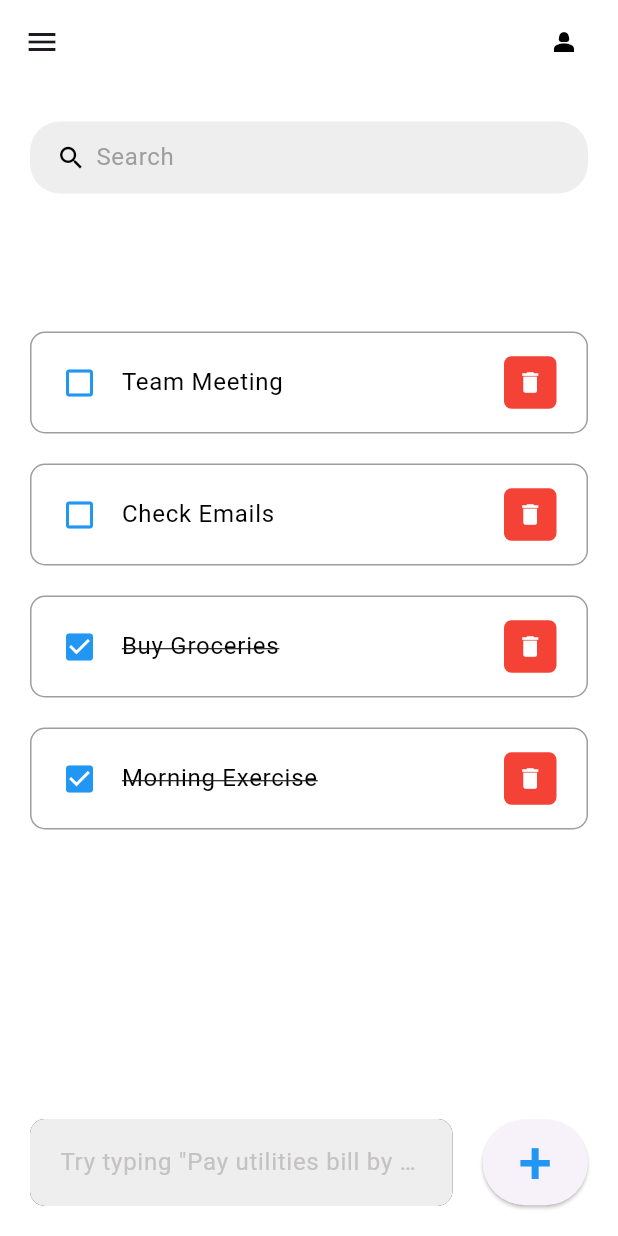
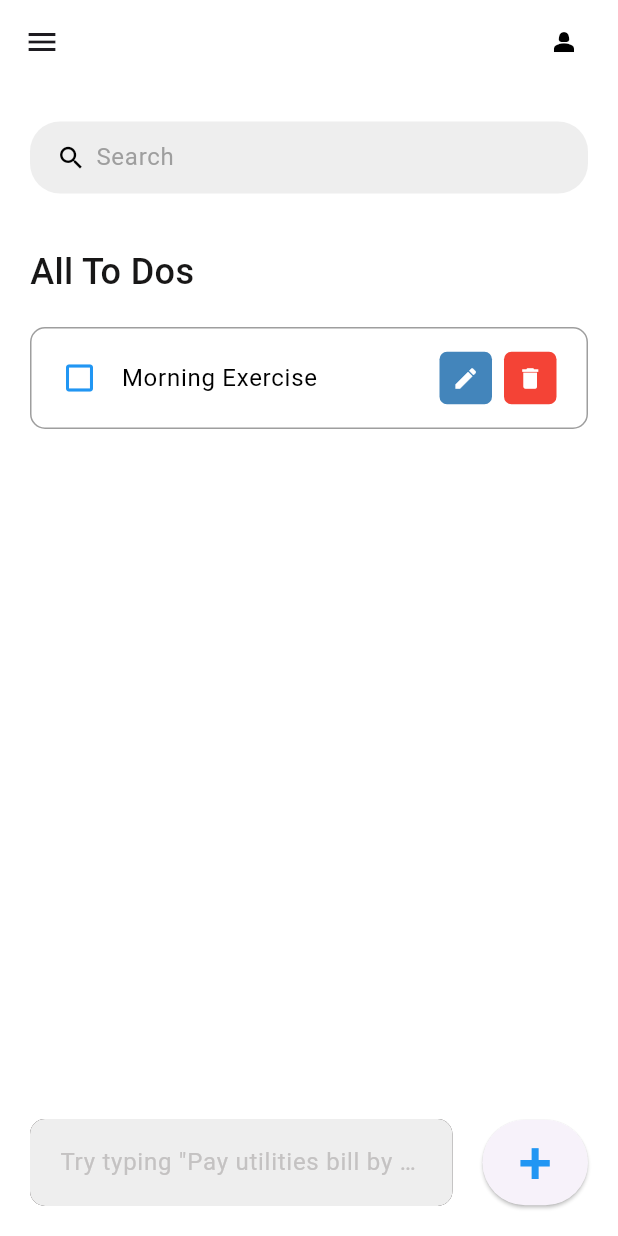
Before and after one commit to Darban-Ali/ToDo-App-Flutter, a Flutter app: the screen it shows after launch, on a phone screen of 412 x 824 dp. Run offline on Flutter 3.47's test engine with Material 3 defaults, Android fonts, the phone set to English and light mode, and no system bars.

Commit message:
edit button

```diff
--- a/lib/constants/todo_items.dart
+++ b/lib/constants/todo_items.dart
@@ -5,12 +5,15 @@ class ToDoItem extends StatelessWidget {
   final ToDo todo;
   final onToDoChanged;
   final onDeleteItem;
+  final onEditItem;
 
-  const ToDoItem(
-      {super.key,
+  const ToDoItem({
+    super.key,
     required this.todo,
     required this.onDeleteItem,
-      required this.onToDoChanged});
+    required this.onToDoChanged,
+    required this.onEditItem,
+  });
 
   @override
   Widget build(BuildContext context) {
@@ -46,6 +49,31 @@ class ToDoItem extends StatelessWidget {
             padding: const EdgeInsets.all(0),
             margin: const EdgeInsets.symmetric(vertical: 5),
             height: 35,
+            child: Row(
+              mainAxisSize: MainAxisSize.min,
+              children: [
+                // Edit button
+                Container(
+                  height: 35,
+                  width: 35,
+                  decoration: BoxDecoration(
+                    color: Color.fromARGB(255, 67, 133, 187),
+                    borderRadius: BorderRadius.circular(5),
+                  ),
+                  child: IconButton(
+                    color: Colors.white,
+                    iconSize: 18,
+                    icon: const Icon(Icons.edit),
+                    onPressed: () {
+                      onEditItem(todo); // Implement this function for editing
+                    },
+                  ),
+                ),
+                const SizedBox(
+                    width: 8), // Add some spacing between the buttons
+                // Delete button
+                Container(
+                  height: 35,
                   width: 35,
                   decoration: BoxDecoration(
                     color: Colors.red,
@@ -58,6 +86,11 @@ class ToDoItem extends StatelessWidget {
                     onPressed: () {
                       onDeleteItem(todo.id);
                     },
-                ))));
+                  ),
+                ),
+              ],
+            ),
+          ),
+        ));
   }
 }
--- a/lib/models/todo.dart
+++ b/lib/models/todo.dart
@@ -11,10 +11,10 @@ class ToDo {
 
   static List<ToDo> todoList() {
     return [
-      ToDo(id: '01', todoText: 'Morning Exercise', isDone: true),
-      ToDo(id: '02', todoText: 'Buy Groceries', isDone: true),
-      ToDo(id: '03', todoText: 'Check Emails'),
-      ToDo(id: '04', todoText: 'Team Meeting'),
+      ToDo(
+        id: '01',
+        todoText: 'Morning Exercise',
+      ),
     ];
   }
 }
--- a/lib/screens/home.dart
+++ b/lib/screens/home.dart
@@ -14,7 +14,10 @@ class _HomeScreenState extends State<HomeScreen> {
   final todoList = ToDo.todoList();
   final todoController = TextEditingController();
   List<ToDo> foundToDo = [];
+  // ToDo? editingToDo;
   final GlobalKey<FormState> formkey = GlobalKey<FormState>();
+
+  get todoo => null;
 
   @override
   void initState() {
@@ -46,17 +49,35 @@ class _HomeScreenState extends State<HomeScreen> {
                         child: const Text(
                           'All To Dos',
                           style: TextStyle(
-                            color: Colors.white,
-                            fontSize: 26,
+                            color: Color.fromARGB(255, 24, 23, 23),
+                            fontSize: 24,
                             fontWeight: FontWeight.w500,
                           ),
                         ),
                       ),
                       for (ToDo todoo in foundToDo.reversed)
+                        // ListTile(
+                        //   title:
+                        //       editingToDo != null && editingToDo!.id == todoo.id
+                        //           ? TextField(
+                        //               controller: TextEditingController(
+                        //                   text: editingToDo?.todoText ?? ''),
+                        //               onSubmitted: (newValue) {
+                        //                 handleEdit(todoo, newValue);
+                        //               },
+                        //             )
+                        //           : Text(
+                        //               todoo.todoText ?? '',
+                        //               style: TextStyle(
+                        //                 color: Colors.white,
+                        //               ),
+                        //             ),
+                        // ),
                         ToDoItem(
                           todo: todoo,
                           onToDoChanged: handleToDoChange,
                           onDeleteItem: handleDelete,
+                          onEditItem: handleEdit,
                         ),
                     ],
                   ),
@@ -78,8 +99,6 @@ class _HomeScreenState extends State<HomeScreen> {
                     boxShadow: const [
                       BoxShadow(
                         color: Color.fromARGB(255, 48, 43, 43),
-                        offset: Offset(0.0, 0.0),
-                        spreadRadius: 0.0,
                       )
                     ],
                     borderRadius: BorderRadius.circular(10),
@@ -90,7 +109,7 @@ class _HomeScreenState extends State<HomeScreen> {
                       controller: todoController,
                       validator: (value) {
                         if (value == null || value.isEmpty) {
-                          return 'Please enter name';
+                          return 'Please enter the task first';
                         }
                         return null;
                       },
@@ -138,6 +157,12 @@ class _HomeScreenState extends State<HomeScreen> {
     setState(() {
       todoList.removeWhere((item) => item.id == id);
     });
+  }
+
+  void handleEdit(ToDo todoo, String newValue) {
+    // setState(() {
+    //   todoo.todoText = newValue;
+    // });
   }
 
   void addToDoItem(String toDo) {
```
Lines whose indentation alone changed are shown as unchanged.
